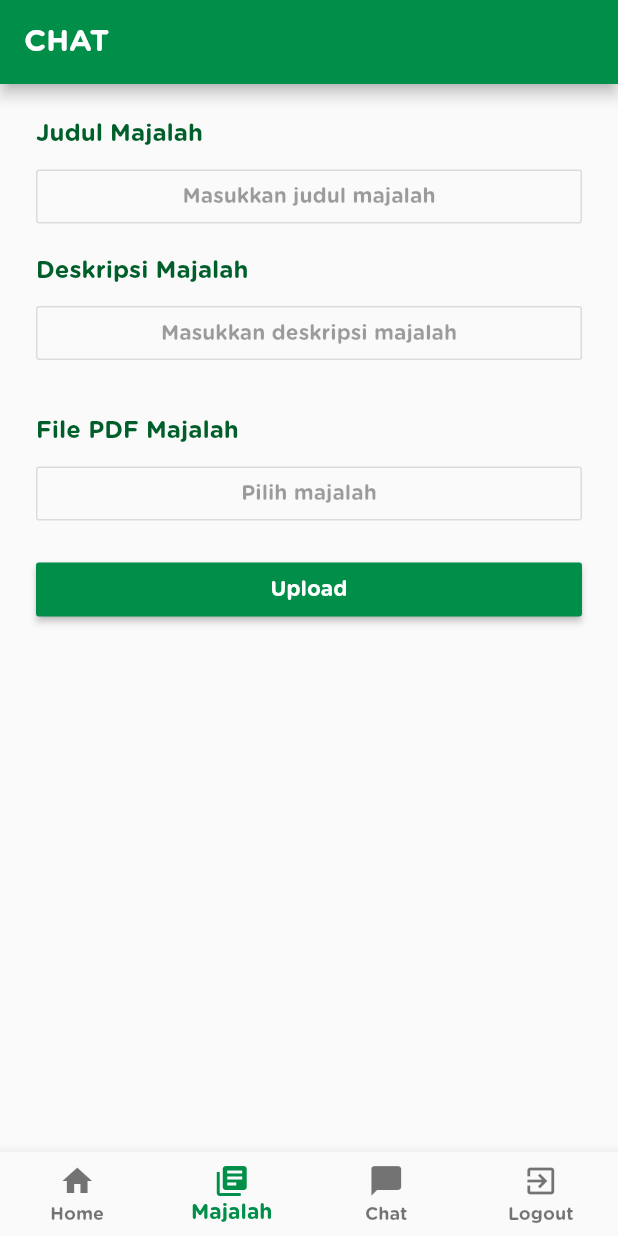
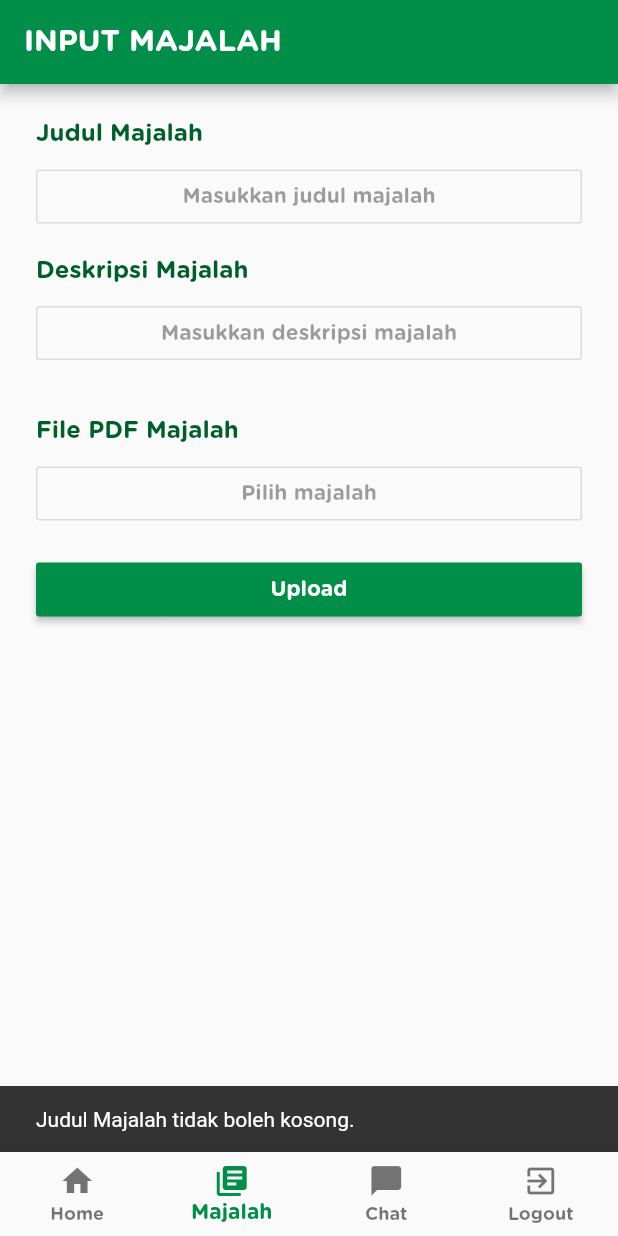
Before and after one commit to albertusdev/tuberculos-app, a Flutter app: the ApotekerHomeScreen screen opened directly, item 2 of the bottom bar chosen, after a tap on "Upload", on a phone screen of 412 x 824 dp. Run offline on Flutter 3.47's test engine with Material 2 defaults, Android fonts, the phone set to English and light mode, and no system bars; our stand-ins replace cloud_firestore, firebase_auth, firebase_storage, flutter_redux, google_sign_in, image_picker and 1 more; missing offline and left inert: documents_picker, flutter_circular_chart, flutter_one_signal, redux_persist, redux_persist_flutter; accounts and stored records are empty.

Commit message:
Complete InputMajalahScreen

```diff
--- /dev/null
+++ b/lib/models/majalah.dart
@@ -0,0 +1,32 @@
+import 'package:tuberculos/models/user.dart';
+
+class Majalah {
+  String title;
+  String description;
+  String downloadUrl;
+  DateTime dateTimeCreated;
+  User creator;
+
+  Majalah({
+    this.title,
+    this.description,
+    this.downloadUrl,
+    this.dateTimeCreated,
+    this.creator,
+  });
+
+  Majalah.fromJson(Map<dynamic, dynamic> jsonObject)
+      : title = jsonObject["title"],
+        description = jsonObject["description"],
+        downloadUrl = jsonObject["downloadUrl"],
+        dateTimeCreated = jsonObject["dateTimeCreated"],
+        creator = new User.createSpecificUserFromJson(jsonObject["writer"]);
+
+  Map<String, dynamic> toJson() => {
+        "title": title,
+        "description": description,
+        "downloadUrl": downloadUrl,
+        "dateTimeCreated": dateTimeCreated,
+        "writer": creator.toJson(),
+      };
+}
--- a/lib/screens/apoteker_screens/apoteker_home_screen.dart
+++ b/lib/screens/apoteker_screens/apoteker_home_screen.dart
@@ -216,6 +216,13 @@ class _ApotekerHomeScreenState extends State<ApotekerHomeScreen>
     return new Stack(children: transitions);
   }
 
+  String _getAppBarTitle() {
+    if (_currentIndex == 0) return "HOME";
+    if (_currentIndex == 1) return "INPUT MAJALAH";
+    if (_currentIndex == 2) return "CHAT";
+    return "";
+  }
+
   @override
   Widget build(BuildContext context) {
     final BottomNavigationBar botNavBar = new BottomNavigationBar(
@@ -232,7 +239,7 @@ class _ApotekerHomeScreenState extends State<ApotekerHomeScreen>
 
     Widget app = new Scaffold(
       appBar: new AppBar(
-        title: new Text(_currentIndex == 0 ? "HOME" : "CHAT"),
+        title: new Text(_getAppBarTitle()),
       ),
       body: new Center(child: _buildTransitionsStack()),
       bottomNavigationBar: botNavBar,
--- a/lib/screens/apoteker_screens/input_majalah_screen.dart
+++ b/lib/screens/apoteker_screens/input_majalah_screen.dart
@@ -1,8 +1,12 @@
 import 'dart:io';
 
+import 'package:cloud_firestore/cloud_firestore.dart';
 import "package:documents_picker/documents_picker.dart";
 import 'package:flutter/material.dart';
+import 'package:flutter_redux/flutter_redux.dart';
+import 'package:tuberculos/redux/configure_store.dart';
 import 'package:tuberculos/screens/input_screen.dart';
+import 'package:tuberculos/services/api.dart';
 import 'package:tuberculos/widgets/full_width_widget.dart';
 
 class InputMajalahScreen extends StatefulWidget {
@@ -169,11 +173,45 @@ class _InputMajalahScreenState extends State<InputMajalahScreen> {
                           color: Colors.white,
                         ))
                     : new SizedBox(
-                        width: 32.0,
-                        height: 32.0,
+                        width: 16.0,
+                        height: 16.0,
                         child: new CircularProgressIndicator()),
                 color: Theme.of(context).primaryColor,
-                onPressed: () {},
+                onPressed: _isLoading
+                    ? null
+                    : () async {
+                        try {
+                          if (_title == null || _title.isEmpty)
+                            throw "Judul Majalah tidak boleh kosong.";
+                          if (_description == null || _description.isEmpty)
+                            throw "Deskripsi Majalah tidak boleh kosong.";
+                          if (_file == null)
+                            throw "File Majalah tidak boleh kosong.";
+                          setState(() => _isLoading = true);
+                          DocumentReference majalahDocumentReference =
+                              await createMajalah(
+                            title: _title,
+                            description: _description,
+                            creator: StoreProvider
+                                .of<AppState>(context)
+                                .state
+                                .currentUser,
+                            file: _file,
+                          );
+                          setState(() => _isLoading = false);
+                          Scaffold.of(context).showSnackBar(
+                                new SnackBar(
+                                  content: new Text(
+                                      "Majalah \"$_title\" berhasil ter-upload."),
+                                  backgroundColor:
+                                      Theme.of(context).primaryColor,
+                                ),
+                              );
+                        } catch (e) {
+                          Scaffold.of(context).showSnackBar(
+                              new SnackBar(content: new Text(e.toString())));
+                        }
+                      },
               ),
             )
           ]),
--- a/lib/services/api.dart
+++ b/lib/services/api.dart
@@ -7,7 +7,9 @@ import 'package:firebase_auth/firebase_auth.dart';
 import 'package:firebase_storage/firebase_storage.dart';
 import 'package:flutter_one_signal/flutter_one_signal.dart';
 import 'package:google_sign_in/google_sign_in.dart';
+import 'package:meta/meta.dart';
 import 'package:tuberculos/models/alarm.dart';
+import 'package:tuberculos/models/majalah.dart';
 import 'package:tuberculos/models/obat.dart';
 import 'package:tuberculos/models/pasien.dart';
 import 'package:tuberculos/models/user.dart';
@@ -144,7 +146,6 @@ Future<void> createNewObat(Obat obat) async {
   await getObatCollectionReference().add(obat.toJson());
 }
 
-
 CollectionReference getPasienAlarmsCollectionReference(Pasien pasien) {
   return Firestore.instance.collection("pasiens/${pasien.email}/alarms");
 }
@@ -154,27 +155,32 @@ CollectionReference getPasienObatsCollectionReference(Pasien pasien) {
 }
 
 DocumentReference getPasienObatDocumentReference(Pasien pasien, Obat obat) {
- return Firestore.instance.document("pasiens/${pasien.email}/obats/${obat.id}");
+  return Firestore.instance
+      .document("pasiens/${pasien.email}/obats/${obat.id}");
 }
 
 // Return download url of the file
 Future<String> uploadFile(File file) async {
   String fileName = new Uuid().v1();
-  StorageReference ref =
-  FirebaseStorage.instance.ref().child('$fileName-${file.path.split("/").last}');
+  StorageReference ref = FirebaseStorage.instance
+      .ref()
+      .child('$fileName-${file.path.split("/").last}');
   StorageUploadTask uploadTask = ref.putFile(file);
   final completedTask = await uploadTask.future;
   return completedTask.downloadUrl.toString();
 }
 
-
 Future<void> insertAlarm(Alarm alarm) async {
-  DocumentReference documentSnapshot = await getPasienAlarmsCollectionReference(alarm.user).add(alarm.toJson());
+  DocumentReference documentSnapshot =
+      await getPasienAlarmsCollectionReference(alarm.user).add(alarm.toJson());
   final body = {
     "include_player_ids": [alarm.user.oneSignalPlayerId],
     "headings": {"en": "${alarm.obat.name}"},
-    "contents": {"en": "${alarm.user.displayName}, sudah saatnya minum obat ${alarm.obat.name}"},
-    "large_icon" : alarm.obat.photoUrl,
+    "contents": {
+      "en":
+          "${alarm.user.displayName}, sudah saatnya minum obat ${alarm.obat.name}"
+    },
+    "large_icon": alarm.obat.photoUrl,
     "send_after": OneSignalHttpClient.formatDate(alarm.dateTime),
     "data": {
       "type": "alarm",
@@ -187,21 +193,49 @@ Future<void> insertAlarm(Alarm alarm) async {
   documentSnapshot.updateData({"notificationId": response["id"]});
 }
 
-Future<void> createAlarms({Pasien pasien, Obat obat, String message, List<DateTime> dateTimes}) async {
-  List<Alarm> alarms = dateTimes.map((DateTime dateTime) => new Alarm(
-    user: pasien,
-    obat: obat,
-    message: message,
-    dateTime: dateTime
-  )).toList();
+Future<void> createAlarms(
+    {Pasien pasien,
+    Obat obat,
+    String message,
+    List<DateTime> dateTimes}) async {
+  List<Alarm> alarms = dateTimes
+      .map((DateTime dateTime) => new Alarm(
+          user: pasien, obat: obat, message: message, dateTime: dateTime))
+      .toList();
   alarms.forEach((Alarm alarm) async {
     await insertAlarm(alarm);
   });
-  DocumentReference obatDocumentReference = getPasienObatDocumentReference(pasien, obat);
+  DocumentReference obatDocumentReference =
+      getPasienObatDocumentReference(pasien, obat);
   DocumentSnapshot obatDocumentSnapshot = await obatDocumentReference.get();
   if (obatDocumentSnapshot.exists) {
-    await obatDocumentReference.updateData({"quantity": obatDocumentSnapshot.data["quantity"] + dateTimes.length});
+    await obatDocumentReference.updateData(
+        {"quantity": obatDocumentSnapshot.data["quantity"] + dateTimes.length});
   } else {
-    await obatDocumentReference.setData(obat.toJson()..addAll({"quantity": dateTimes.length}));
+    await obatDocumentReference
+        .setData(obat.toJson()..addAll({"quantity": dateTimes.length}));
   }
 }
+
+CollectionReference getMajalahCollectionReference() {
+  return Firestore.instance.collection("majalahs");
+}
+
+Future<DocumentReference> createMajalah({
+  @required String title,
+  @required String description,
+  @required File file,
+  @required User creator,
+  DateTime dateTimeCreated,
+}) async {
+  if (dateTimeCreated == null) dateTimeCreated = new DateTime.now();
+  String downloadUrl = await uploadFile(file);
+  Majalah majalah = new Majalah(
+    title: title,
+    description: description,
+    creator: creator,
+    dateTimeCreated: dateTimeCreated,
+    downloadUrl: downloadUrl,
+  );
+  return getMajalahCollectionReference().add(majalah.toJson());
+}
```
